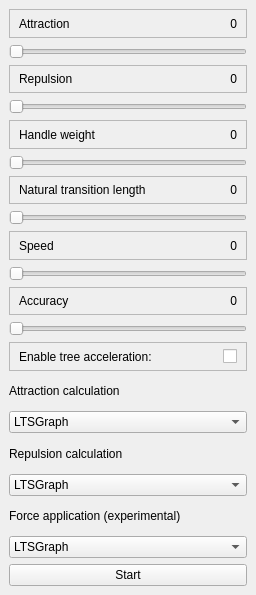
Old version of the form tools/release/ltsgraph/springlayout.ui in the repository mCRL2org/mCRL2.
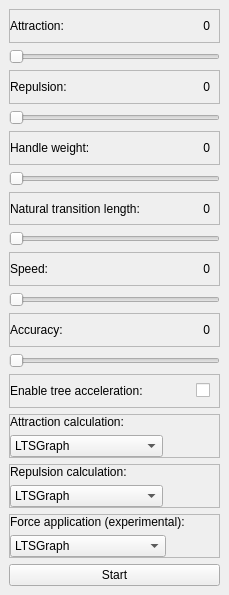
New version of the form.

Commit message:
Added some experimental features
Only attraction/repulsion for LTSGraph are tweaked to work as is.

Force application mode 'cumulative' not implemented.

```diff
--- a/tools/release/ltsgraph/springlayout.ui
+++ b/tools/release/ltsgraph/springlayout.ui
@@ -6,10 +6,16 @@
    <rect>
     <x>0</x>
     <y>0</y>
-    <width>241</width>
+    <width>229</width>
     <height>595</height>
    </rect>
   </property>
+  <property name="sizePolicy">
+   <sizepolicy hsizetype="Preferred" vsizetype="Minimum">
+    <horstretch>0</horstretch>
+    <verstretch>0</verstretch>
+   </sizepolicy>
+  </property>
   <property name="font">
    <font>
     <bold>true</bold>
@@ -34,6 +40,9 @@
        <enum>QFrame::Raised</enum>
       </property>
       <layout class="QHBoxLayout" name="horizontalLayout">
+       <property name="leftMargin">
+        <number>0</number>
+       </property>
        <property name="topMargin">
         <number>1</number>
        </property>
@@ -43,7 +52,7 @@
        <item>
         <widget class="QLabel" name="lblAttraction">
          <property name="text">
-          <string>Attraction</string>
+          <string>Attraction:</string>
          </property>
         </widget>
        </item>
@@ -82,6 +91,9 @@
        <enum>QFrame::Raised</enum>
       </property>
       <layout class="QHBoxLayout" name="horizontalLayout_2">
+       <property name="leftMargin">
+        <number>0</number>
+       </property>
        <property name="topMargin">
         <number>1</number>
        </property>
@@ -91,7 +103,7 @@
        <item>
         <widget class="QLabel" name="lblRepulsion">
          <property name="text">
-          <string>Repulsion</string>
+          <string>Repulsion:</string>
          </property>
         </widget>
        </item>
@@ -124,6 +136,9 @@
        <enum>QFrame::Raised</enum>
       </property>
       <layout class="QHBoxLayout" name="horizontalLayout_3">
+       <property name="leftMargin">
+        <number>0</number>
+       </property>
        <property name="topMargin">
         <number>1</number>
        </property>
@@ -133,7 +148,7 @@
        <item>
         <widget class="QLabel" name="lblHandleWeight">
          <property name="text">
-          <string>Handle weight</string>
+          <string>Handle weight:</string>
          </property>
         </widget>
        </item>
@@ -166,6 +181,9 @@
        <enum>QFrame::Raised</enum>
       </property>
       <layout class="QHBoxLayout" name="horizontalLayout_4">
+       <property name="leftMargin">
+        <number>0</number>
+       </property>
        <property name="topMargin">
         <number>1</number>
        </property>
@@ -175,7 +193,7 @@
        <item>
         <widget class="QLabel" name="lblNatLength">
          <property name="text">
-          <string>Natural transition length</string>
+          <string>Natural transition length:</string>
          </property>
         </widget>
        </item>
@@ -214,6 +232,9 @@
        <enum>QFrame::Raised</enum>
       </property>
       <layout class="QHBoxLayout" name="horizontalLayout_5">
+       <property name="leftMargin">
+        <number>0</number>
+       </property>
        <property name="topMargin">
         <number>1</number>
        </property>
@@ -226,7 +247,7 @@
        <item>
         <widget class="QLabel" name="lblSpeed">
          <property name="text">
-          <string>Speed</string>
+          <string>Speed:</string>
          </property>
         </widget>
        </item>
@@ -259,6 +280,9 @@
        <enum>QFrame::Raised</enum>
       </property>
       <layout class="QHBoxLayout" name="horizontalLayout_6">
+       <property name="leftMargin">
+        <number>0</number>
+       </property>
        <property name="topMargin">
         <number>1</number>
        </property>
@@ -268,7 +292,7 @@
        <item>
         <widget class="QLabel" name="lblAccuracy">
          <property name="text">
-          <string>Accuracy</string>
+          <string>Accuracy:</string>
          </property>
         </widget>
        </item>
@@ -304,6 +328,12 @@
        <enum>QFrame::Raised</enum>
       </property>
       <layout class="QHBoxLayout" name="horizontalLayout_7">
+       <property name="spacing">
+        <number>0</number>
+       </property>
+       <property name="leftMargin">
+        <number>0</number>
+       </property>
        <property name="topMargin">
         <number>1</number>
        </property>
@@ -331,14 +361,47 @@
      </widget>
     </item>
     <item>
+     <widget class="QFrame" name="frame_9">
+      <property name="sizePolicy">
+       <sizepolicy hsizetype="Ignored" vsizetype="Preferred">
+        <horstretch>0</horstretch>
+        <verstretch>0</verstretch>
+       </sizepolicy>
+      </property>
+      <property name="frameShape">
+       <enum>QFrame::StyledPanel</enum>
+      </property>
+      <property name="frameShadow">
+       <enum>QFrame::Raised</enum>
+      </property>
+      <layout class="QVBoxLayout" name="verticalLayout_2">
+       <property name="leftMargin">
+        <number>0</number>
+       </property>
+       <property name="topMargin">
+        <number>0</number>
+       </property>
+       <property name="rightMargin">
+        <number>0</number>
+       </property>
+       <property name="bottomMargin">
+        <number>0</number>
+       </property>
+       <item>
      <widget class="QLabel" name="lblAttractionCalculation">
       <property name="text">
-       <string>Attraction calculation</string>
+          <string>Attraction calculation:</string>
       </property>
      </widget>
     </item>
     <item>
      <widget class="QComboBox" name="cmbAttractionCalculation">
+         <property name="sizePolicy">
+          <sizepolicy hsizetype="Maximum" vsizetype="Fixed">
+           <horstretch>0</horstretch>
+           <verstretch>0</verstretch>
+          </sizepolicy>
+         </property>
       <property name="currentIndex">
        <number>0</number>
       </property>
@@ -349,25 +412,61 @@
       </item>
       <item>
        <property name="text">
-        <string>Linear spring forces (experimental)</string>
+           <string>EXP: Linear springs</string>
        </property>
       </item>
       <item>
        <property name="text">
-        <string>Electrical spring model (experimental)</string>
+           <string>EXP: Electrical springs</string>
        </property>
       </item>
      </widget>
     </item>
+      </layout>
+     </widget>
+    </item>
+    <item>
+     <widget class="QFrame" name="frame_8">
+      <property name="sizePolicy">
+       <sizepolicy hsizetype="Ignored" vsizetype="Preferred">
+        <horstretch>0</horstretch>
+        <verstretch>0</verstretch>
+       </sizepolicy>
+      </property>
+      <property name="frameShape">
+       <enum>QFrame::StyledPanel</enum>
+      </property>
+      <property name="frameShadow">
+       <enum>QFrame::Raised</enum>
+      </property>
+      <layout class="QVBoxLayout" name="verticalLayout_3">
+       <property name="leftMargin">
+        <number>0</number>
+       </property>
+       <property name="topMargin">
+        <number>0</number>
+       </property>
+       <property name="rightMargin">
+        <number>0</number>
+       </property>
+       <property name="bottomMargin">
+        <number>0</number>
+       </property>
     <item>
      <widget class="QLabel" name="lblRepulsionCalculation">
       <property name="text">
-       <string>Repulsion calculation</string>
+          <string>Repulsion calculation:</string>
       </property>
      </widget>
     </item>
     <item>
      <widget class="QComboBox" name="cmbRepulsionCalculation">
+         <property name="sizePolicy">
+          <sizepolicy hsizetype="Maximum" vsizetype="Fixed">
+           <horstretch>0</horstretch>
+           <verstretch>0</verstretch>
+          </sizepolicy>
+         </property>
       <item>
        <property name="text">
         <string>LTSGraph</string>
@@ -375,7 +474,7 @@
       </item>
       <item>
        <property name="text">
-        <string>Electrical Spring model (experimental)</string>
+           <string>EXP: Electrical springs</string>
        </property>
       </item>
       <item>
@@ -385,15 +484,51 @@
       </item>
      </widget>
     </item>
+      </layout>
+     </widget>
+    </item>
+    <item>
+     <widget class="QFrame" name="frame_10">
+      <property name="sizePolicy">
+       <sizepolicy hsizetype="Ignored" vsizetype="Preferred">
+        <horstretch>0</horstretch>
+        <verstretch>0</verstretch>
+       </sizepolicy>
+      </property>
+      <property name="frameShape">
+       <enum>QFrame::StyledPanel</enum>
+      </property>
+      <property name="frameShadow">
+       <enum>QFrame::Raised</enum>
+      </property>
+      <layout class="QVBoxLayout" name="verticalLayout_4">
+       <property name="leftMargin">
+        <number>0</number>
+       </property>
+       <property name="topMargin">
+        <number>0</number>
+       </property>
+       <property name="rightMargin">
+        <number>0</number>
+       </property>
+       <property name="bottomMargin">
+        <number>0</number>
+       </property>
     <item>
      <widget class="QLabel" name="lblForceApplication">
       <property name="text">
-       <string>Force application (experimental)</string>
+          <string>Force application (experimental):</string>
       </property>
      </widget>
     </item>
     <item>
      <widget class="QComboBox" name="cmbForceApplication">
+         <property name="sizePolicy">
+          <sizepolicy hsizetype="Maximum" vsizetype="Fixed">
+           <horstretch>0</horstretch>
+           <verstretch>0</verstretch>
+          </sizepolicy>
+         </property>
       <item>
        <property name="text">
         <string>LTSGraph</string>
@@ -401,14 +536,22 @@
       </item>
       <item>
        <property name="text">
-        <string>Force directed (experimental)</string>
+           <string>EXP: Force directed</string>
        </property>
       </item>
       <item>
        <property name="text">
-        <string>Force accumulation (experimental)</string>
-       </property>
-      </item>
+           <string>EXP: Directed + anneal</string>
+          </property>
+         </item>
+         <item>
+          <property name="text">
+           <string>EXP: Force cumulative</string>
+          </property>
+         </item>
+        </widget>
+       </item>
+      </layout>
      </widget>
     </item>
     <item>
```
Left out of the diff: 37 changed lines with no effect on the pictures. Lines whose indentation alone changed are shown as unchanged. The commit also changes 2 other files.
